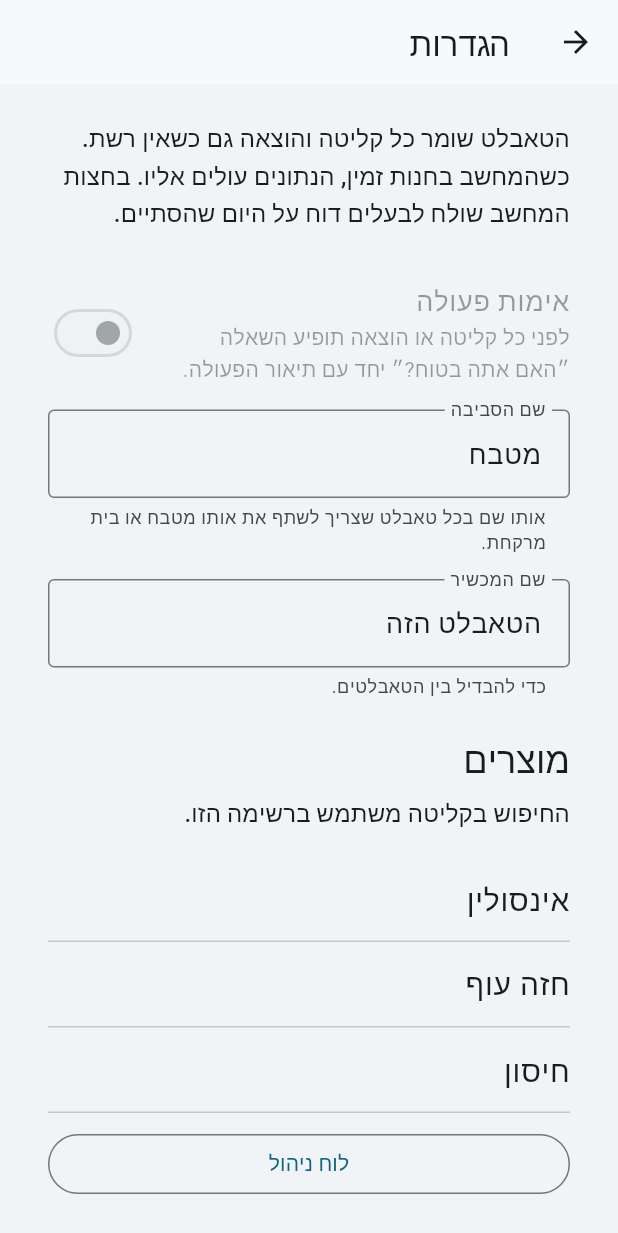
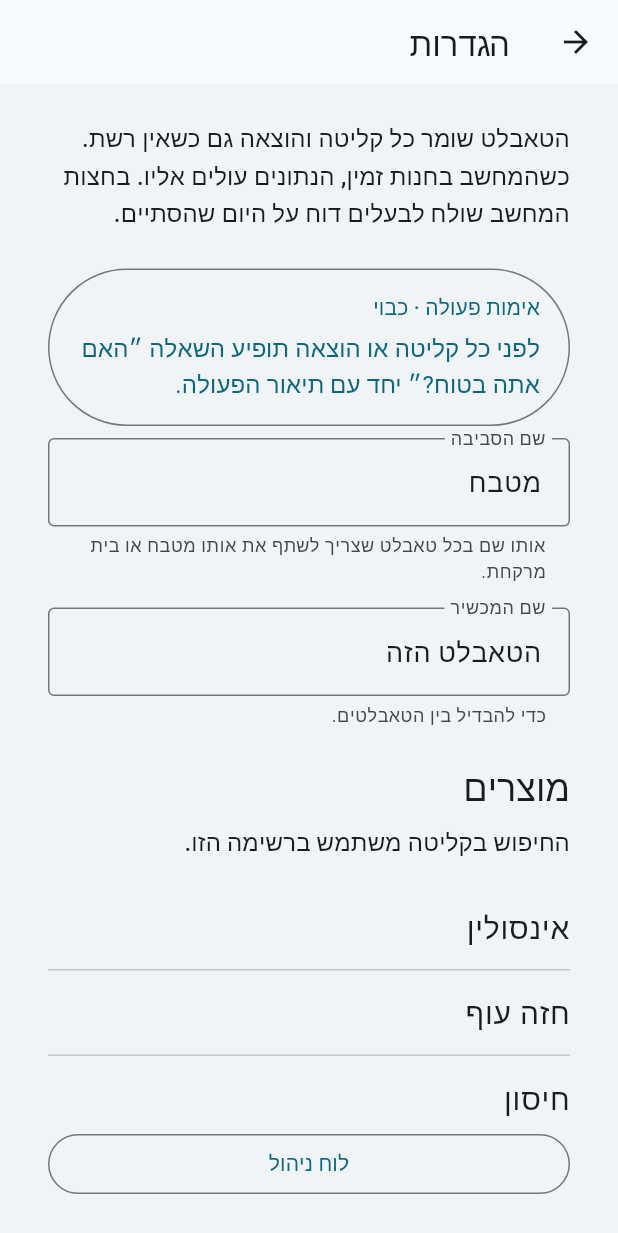
Before and after one commit to israelmo7/Cooling-down, a Flutter app: the SettingsPage screen opened directly, on a phone screen of 412 x 824 dp. Shown: the top 1233 px of the screen. Run offline on Flutter 3.47's test engine with Material 3 defaults, Android fonts, the phone set to English and light mode, and no system bars; our stand-ins replace drift, drift_flutter, flutter_riverpod; missing offline and left inert: mailer; accounts and stored records are empty; generated files the repository leaves out were written again.

Commit message:
Turn action confirmation into a button that saves immediately.
The settings button toggles אימות פעולה without the password or a separate save.

Co-authored-by: israelmo7 <israelmo7@users.noreply.github.com>

```diff
--- a/lib/presentation/settings/settings_page.dart
+++ b/lib/presentation/settings/settings_page.dart
@@ -73,6 +73,26 @@ class _SettingsPageState extends ConsumerState<SettingsPage> {
     );
     await ref.read(settingsRepositoryProvider).save(next);
     return ref.read(settingsRepositoryProvider).ensure();
+  }
+
+  Future<void> _toggleConfirmAction() async {
+    if (_busy) {
+      return;
+    }
+    final next = !_confirmAction;
+    setState(() => _confirmAction = next);
+    try {
+      final current = await ref.read(settingsRepositoryProvider).ensure();
+      await ref.read(settingsRepositoryProvider).save(
+        current.copyWith(confirmAction: next),
+      );
+    } on Object {
+      if (!mounted) {
+        return;
+      }
+      setState(() => _confirmAction = !next);
+      _show('לא ניתן לשמור את אימות הפעולה.');
+    }
   }
 
   Future<void> _syncNow() async {
@@ -156,18 +176,7 @@ class _SettingsPageState extends ConsumerState<SettingsPage> {
         style: Theme.of(context).textTheme.titleMedium,
       ),
       const SizedBox(height: 24),
-      SwitchListTile(
-        key: const Key('confirm-action'),
-        contentPadding: EdgeInsets.zero,
-        title: const Text('אימות פעולה', style: TextStyle(fontSize: 18)),
-        subtitle: const Text(
-          'לפני כל קליטה או הוצאה תופיע השאלה ״האם אתה בטוח?״ יחד עם תיאור הפעולה.',
-        ),
-        value: _confirmAction,
-        onChanged: _canEdit
-            ? (value) => setState(() => _confirmAction = value)
-            : null,
-      ),
+      _confirmActionButton(),
       const SizedBox(height: 8),
       _field(
         controller: _environment,
@@ -311,6 +320,41 @@ class _SettingsPageState extends ConsumerState<SettingsPage> {
     );
   }
 
+  Widget _confirmActionButton() {
+    final on = _confirmAction;
+    final child = Column(
+      crossAxisAlignment: CrossAxisAlignment.start,
+      children: [
+        Text(on ? 'אימות פעולה · דולק' : 'אימות פעולה · כבוי'),
+        const SizedBox(height: 4),
+        const Text(
+          'לפני כל קליטה או הוצאה תופיע השאלה ״האם אתה בטוח?״ יחד עם תיאור הפעולה.',
+          style: TextStyle(fontSize: 16, fontWeight: FontWeight.w400),
+        ),
+      ],
+    );
+    final style = ButtonStyle(
+      alignment: AlignmentDirectional.centerStart,
+      padding: WidgetStateProperty.all(
+        const EdgeInsets.symmetric(horizontal: 20, vertical: 16),
+      ),
+    );
+    if (on) {
+      return FilledButton(
+        key: const Key('confirm-action'),
+        onPressed: _busy ? null : _toggleConfirmAction,
+        style: style,
+        child: child,
+      );
+    }
+    return OutlinedButton(
+      key: const Key('confirm-action'),
+      onPressed: _busy ? null : _toggleConfirmAction,
+      style: style,
+      child: child,
+    );
+  }
+
   bool get _canEdit => _unlocked && !_busy;
 
   String _lastSync(DeviceSettings? settings) {
```
Also changed, not shown: 1 other file.
